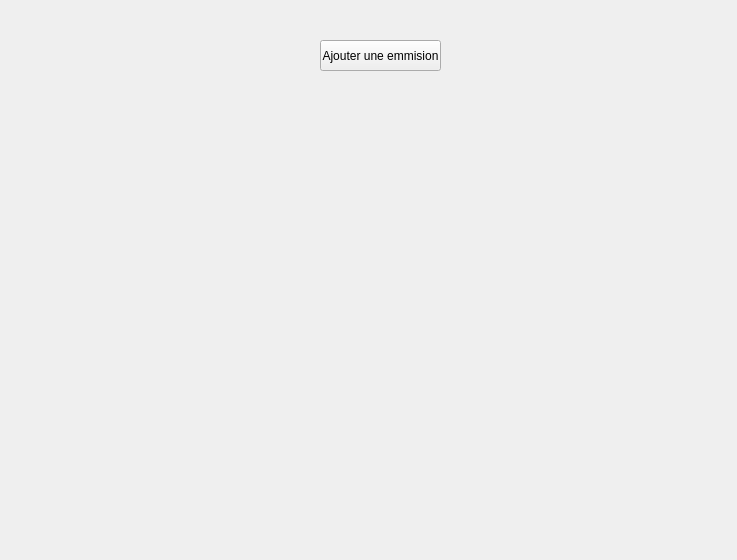
The window that emission.ui (HyperDarkmoon/TVEmpire) describes before a commit, drawn with Qt 5.
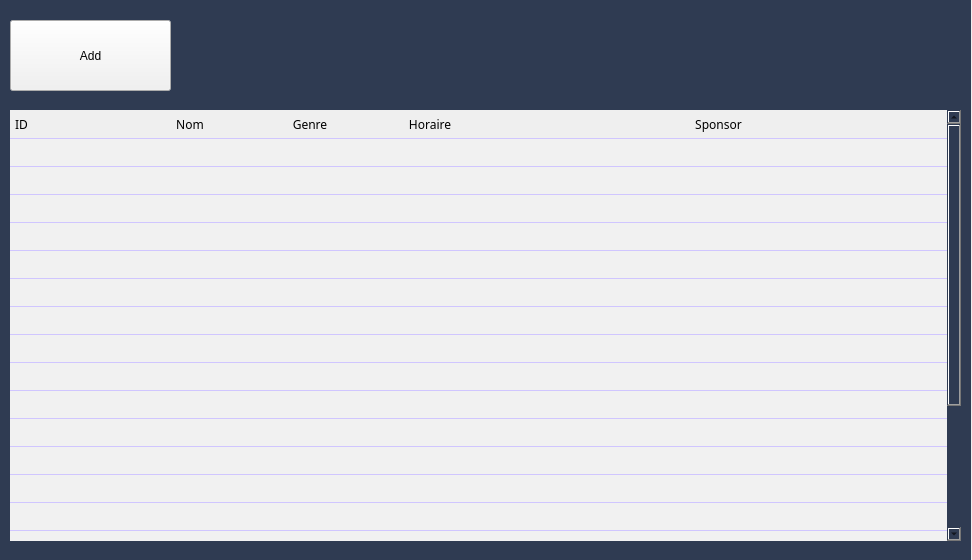
The same window after the commit. Icons and pictures are not drawn.

```diff
--- a/emission.ui
+++ b/emission.ui
@@ -6,25 +6,898 @@
    <rect>
     <x>0</x>
     <y>0</y>
-    <width>737</width>
+    <width>972</width>
     <height>560</height>
    </rect>
   </property>
   <property name="windowTitle">
    <string>Form</string>
   </property>
-  <widget class="QPushButton" name="pushButton">
+  <property name="styleSheet">
+   <string notr="true">#info_frame {
+	background-color: #fff;
+	border: none;
+	border-radius: 5px;
+}
+
+#info_frame QLabel,
+#info_frame QLineEdit,
+#info_frame QComboBox,
+#function_frame QPushButton,
+QHeaderView::section
+ {
+	font-family: Segoe UI Semibold;
+	font-size: 12px;
+}
+
+#info_frame QLineEdit,
+#info_frame QComboBox {
+	padding: 4px 5px;
+	border: 1px solid #838383;
+	border-radius: 2px;
+}
+
+#info_frame QLineEdit:focus,
+#info_frame QComboBox:focus
+ {
+	border-color: #0055ff;
+}
+
+QComboBox::drop-down { 
+	background: transparent; 
+	border: none;
+	margin-right: 5px;
+} 
+
+QComboBox::down-arrow {
+	image: url(:/icons/icons/expand_more.svg);
+}
+
+#result_frame {
+	border-radius: 5px;
+	background-color: #fff;
+}
+
+QHeaderView::section{
+	border: none;
+	border-bottom:1px solid #d0c6ff;
+	text-align:left;
+	padding: 3px 5px;
+}
+
+QTableWidget::Item{
+	border-bottom:1px solid #d0c6ff;
+	color: black;
+	padding-left: 3px;
+}
+
+#function_frame QPushButton {
+	font-size: 14px;
+	padding: 5px 10px;
+	border: 2px solid #f0f0f0;
+	border-radius: 5px;
+	background-color: #84e8f7;
+}
+
+#function_frame QPushButton:hover {
+	border-color: #4c96f7;
+	font-size: 15px;
+}
+
+#function_frame #delete_btn {
+	background-color: #ff8183;
+}
+
+#function_frame #delete_btn:hover {
+	border-color: #dc0004;
+}
+
+
+
+
+</string>
+  </property>
+  <widget class="QWidget" name="employeeContainer" native="true">
    <property name="geometry">
     <rect>
-     <x>320</x>
-     <y>40</y>
-     <width>121</width>
-     <height>31</height>
+     <x>0</x>
+     <y>0</y>
+     <width>971</width>
+     <height>561</height>
     </rect>
    </property>
-   <property name="text">
-    <string>Ajouter une emmision</string>
+   <property name="autoFillBackground">
+    <bool>false</bool>
    </property>
+   <property name="styleSheet">
+    <string notr="true">
+	background:#2F3B52;
+</string>
+   </property>
+   <widget class="QTableWidget" name="tableWidget_2">
+    <property name="geometry">
+     <rect>
+      <x>10</x>
+      <y>110</y>
+      <width>951</width>
+      <height>431</height>
+     </rect>
+    </property>
+    <property name="palette">
+     <palette>
+      <active>
+       <colorrole role="Button">
+        <brush brushstyle="SolidPattern">
+         <color alpha="255">
+          <red>241</red>
+          <green>241</green>
+          <blue>241</blue>
+         </color>
+        </brush>
+       </colorrole>
+       <colorrole role="Base">
+        <brush brushstyle="SolidPattern">
+         <color alpha="255">
+          <red>241</red>
+          <green>241</green>
+          <blue>241</blue>
+         </color>
+        </brush>
+       </colorrole>
+       <colorrole role="Window">
+        <brush brushstyle="SolidPattern">
+         <color alpha="255">
+          <red>241</red>
+          <green>241</green>
+          <blue>241</blue>
+         </color>
+        </brush>
+       </colorrole>
+      </active>
+      <inactive>
+       <colorrole role="Button">
+        <brush brushstyle="SolidPattern">
+         <color alpha="255">
+          <red>241</red>
+          <green>241</green>
+          <blue>241</blue>
+         </color>
+        </brush>
+       </colorrole>
+       <colorrole role="Base">
+        <brush brushstyle="SolidPattern">
+         <color alpha="255">
+          <red>241</red>
+          <green>241</green>
+          <blue>241</blue>
+         </color>
+        </brush>
+       </colorrole>
+       <colorrole role="Window">
+        <brush brushstyle="SolidPattern">
+         <color alpha="255">
+          <red>241</red>
+          <green>241</green>
+          <blue>241</blue>
+         </color>
+        </brush>
+       </colorrole>
+      </inactive>
+      <disabled>
+       <colorrole role="Button">
+        <brush brushstyle="SolidPattern">
+         <color alpha="255">
+          <red>241</red>
+          <green>241</green>
+          <blue>241</blue>
+         </color>
+        </brush>
+       </colorrole>
+       <colorrole role="Base">
+        <brush brushstyle="SolidPattern">
+         <color alpha="255">
+          <red>241</red>
+          <green>241</green>
+          <blue>241</blue>
+         </color>
+        </brush>
+       </colorrole>
+       <colorrole role="Window">
+        <brush brushstyle="SolidPattern">
+         <color alpha="255">
+          <red>241</red>
+          <green>241</green>
+          <blue>241</blue>
+         </color>
+        </brush>
+       </colorrole>
+      </disabled>
+     </palette>
+    </property>
+    <property name="font">
+     <font>
+      <family>Arial</family>
+      <pointsize>10</pointsize>
+     </font>
+    </property>
+    <property name="focusPolicy">
+     <enum>Qt::NoFocus</enum>
+    </property>
+    <property name="autoFillBackground">
+     <bool>true</bool>
+    </property>
+    <property name="styleSheet">
+     <string notr="true">background:#F1F1F1;
+</string>
+    </property>
+    <property name="frameShape">
+     <enum>QFrame::NoFrame</enum>
+    </property>
+    <property name="selectionMode">
+     <enum>QAbstractItemView::ExtendedSelection</enum>
+    </property>
+    <property name="selectionBehavior">
+     <enum>QAbstractItemView::SelectRows</enum>
+    </property>
+    <property name="showGrid">
+     <bool>false</bool>
+    </property>
+    <property name="gridStyle">
+     <enum>Qt::NoPen</enum>
+    </property>
+    <property name="sortingEnabled">
+     <bool>true</bool>
+    </property>
+    <property name="wordWrap">
+     <bool>true</bool>
+    </property>
+    <property name="cornerButtonEnabled">
+     <bool>false</bool>
+    </property>
+    <property name="rowCount">
+     <number>20</number>
+    </property>
+    <attribute name="horizontalHeaderCascadingSectionResizes">
+     <bool>false</bool>
+    </attribute>
+    <attribute name="horizontalHeaderMinimumSectionSize">
+     <number>50</number>
+    </attribute>
+    <attribute name="horizontalHeaderDefaultSectionSize">
+     <number>120</number>
+    </attribute>
+    <attribute name="horizontalHeaderStretchLastSection">
+     <bool>true</bool>
+    </attribute>
+    <attribute name="verticalHeaderVisible">
+     <bool>false</bool>
+    </attribute>
+    <attribute name="verticalHeaderCascadingSectionResizes">
+     <bool>false</bool>
+    </attribute>
+    <attribute name="verticalHeaderDefaultSectionSize">
+     <number>28</number>
+    </attribute>
+    <attribute name="verticalHeaderHighlightSections">
+     <bool>false</bool>
+    </attribute>
+    <attribute name="verticalHeaderShowSortIndicator" stdset="0">
+     <bool>true</bool>
+    </attribute>
+    <attribute name="verticalHeaderStretchLastSection">
+     <bool>false</bool>
+    </attribute>
+    <row>
+     <property name="text">
+      <string>New Row</string>
+     </property>
+    </row>
+    <row>
+     <property name="text">
+      <string>New Row</string>
+     </property>
+    </row>
+    <row>
+     <property name="text">
+      <string>New Row</string>
+     </property>
+    </row>
+    <row>
+     <property name="text">
+      <string>New Row</string>
+     </property>
+    </row>
+    <row>
+     <property name="text">
+      <string>New Row</string>
+     </property>
+    </row>
+    <row>
+     <property name="text">
+      <string>New Row</string>
+     </property>
+    </row>
+    <row>
+     <property name="text">
+      <string>New Row</string>
+     </property>
+    </row>
+    <row>
+     <property name="text">
+      <string>New Row</string>
+     </property>
+    </row>
+    <row>
+     <property name="text">
+      <string>New Row</string>
+     </property>
+    </row>
+    <row>
+     <property name="text">
+      <string>New Row</string>
+     </property>
+    </row>
+    <row>
+     <property name="text">
+      <string>New Row</string>
+     </property>
+    </row>
+    <row>
+     <property name="text">
+      <string>New Row</string>
+     </property>
+    </row>
+    <row>
+     <property name="text">
+      <string>New Row</string>
+     </property>
+    </row>
+    <row>
+     <property name="text">
+      <string>New Row</string>
+     </property>
+    </row>
+    <row>
+     <property name="text">
+      <string>New Row</string>
+     </property>
+    </row>
+    <row>
+     <property name="text">
+      <string>New Row</string>
+     </property>
+    </row>
+    <row>
+     <property name="text">
+      <string>New Row</string>
+     </property>
+    </row>
+    <row>
+     <property name="text">
+      <string>New Row</string>
+     </property>
+    </row>
+    <row>
+     <property name="text">
+      <string>New Row</string>
+     </property>
+    </row>
+    <row>
+     <property name="text">
+      <string>2</string>
+     </property>
+    </row>
+    <column>
+     <property name="text">
+      <string>ID</string>
+     </property>
+     <property name="font">
+      <font>
+       <family>黑体</family>
+       <pointsize>10</pointsize>
+      </font>
+     </property>
+     <property name="textAlignment">
+      <set>AlignLeading|AlignVCenter</set>
+     </property>
+    </column>
+    <column>
+     <property name="text">
+      <string>Nom</string>
+     </property>
+    </column>
+    <column>
+     <property name="text">
+      <string>Genre</string>
+     </property>
+    </column>
+    <column>
+     <property name="text">
+      <string>Horaire</string>
+     </property>
+    </column>
+    <column>
+     <property name="text">
+      <string>Sponsor</string>
+     </property>
+    </column>
+    <item row="19" column="0">
+     <property name="text">
+      <string/>
+     </property>
+    </item>
+   </widget>
+   <widget class="QPushButton" name="add_btn_2">
+    <property name="geometry">
+     <rect>
+      <x>10</x>
+      <y>20</y>
+      <width>161</width>
+      <height>71</height>
+     </rect>
+    </property>
+    <property name="palette">
+     <palette>
+      <active>
+       <colorrole role="WindowText">
+        <brush brushstyle="SolidPattern">
+         <color alpha="255">
+          <red>0</red>
+          <green>0</green>
+          <blue>0</blue>
+         </color>
+        </brush>
+       </colorrole>
+       <colorrole role="Button">
+        <brush brushstyle="SolidPattern">
+         <color alpha="255">
+          <red>255</red>
+          <green>255</green>
+          <blue>255</blue>
+         </color>
+        </brush>
+       </colorrole>
+       <colorrole role="Light">
+        <brush brushstyle="SolidPattern">
+         <color alpha="255">
+          <red>255</red>
+          <green>255</green>
+          <blue>255</blue>
+         </color>
+        </brush>
+       </colorrole>
+       <colorrole role="Midlight">
+        <brush brushstyle="SolidPattern">
+         <color alpha="255">
+          <red>255</red>
+          <green>255</green>
+          <blue>255</blue>
+         </color>
+        </brush>
+       </colorrole>
+       <colorrole role="Dark">
+        <brush brushstyle="SolidPattern">
+         <color alpha="255">
+          <red>127</red>
+          <green>127</green>
+          <blue>127</blue>
+         </color>
+        </brush>
+       </colorrole>
+       <colorrole role="Mid">
+        <brush brushstyle="SolidPattern">
+         <color alpha="255">
+          <red>170</red>
+          <green>170</green>
+          <blue>170</blue>
+         </color>
+        </brush>
+       </colorrole>
+       <colorrole role="Text">
+        <brush brushstyle="SolidPattern">
+         <color alpha="255">
+          <red>0</red>
+          <green>0</green>
+          <blue>0</blue>
+         </color>
+        </brush>
+       </colorrole>
+       <colorrole role="BrightText">
+        <brush brushstyle="SolidPattern">
+         <color alpha="255">
+          <red>255</red>
+          <green>255</green>
+          <blue>255</blue>
+         </color>
+        </brush>
+       </colorrole>
+       <colorrole role="ButtonText">
+        <brush brushstyle="SolidPattern">
+         <color alpha="255">
+          <red>0</red>
+          <green>0</green>
+          <blue>0</blue>
+         </color>
+        </brush>
+       </colorrole>
+       <colorrole role="Base">
+        <brush brushstyle="SolidPattern">
+         <color alpha="255">
+          <red>255</red>
+          <green>255</green>
+          <blue>255</blue>
+         </color>
+        </brush>
+       </colorrole>
+       <colorrole role="Window">
+        <brush brushstyle="SolidPattern">
+         <color alpha="255">
+          <red>255</red>
+          <green>255</green>
+          <blue>255</blue>
+         </color>
+        </brush>
+       </colorrole>
+       <colorrole role="Shadow">
+        <brush brushstyle="SolidPattern">
+         <color alpha="255">
+          <red>0</red>
+          <green>0</green>
+          <blue>0</blue>
+         </color>
+        </brush>
+       </colorrole>
+       <colorrole role="AlternateBase">
+        <brush brushstyle="SolidPattern">
+         <color alpha="255">
+          <red>255</red>
+          <green>255</green>
+          <blue>255</blue>
+         </color>
+        </brush>
+       </colorrole>
+       <colorrole role="ToolTipBase">
+        <brush brushstyle="SolidPattern">
+         <color alpha="255">
+          <red>255</red>
+          <green>255</green>
+          <blue>220</blue>
+         </color>
+        </brush>
+       </colorrole>
+       <colorrole role="ToolTipText">
+        <brush brushstyle="SolidPattern">
+         <color alpha="255">
+          <red>0</red>
+          <green>0</green>
+          <blue>0</blue>
+         </color>
+        </brush>
+       </colorrole>
+       <colorrole role="PlaceholderText">
+        <brush brushstyle="SolidPattern">
+         <color alpha="128">
+          <red>0</red>
+          <green>0</green>
+          <blue>0</blue>
+         </color>
+        </brush>
+       </colorrole>
+      </active>
+      <inactive>
+       <colorrole role="WindowText">
+        <brush brushstyle="SolidPattern">
+         <color alpha="255">
+          <red>0</red>
+          <green>0</green>
+          <blue>0</blue>
+         </color>
+        </brush>
+       </colorrole>
+       <colorrole role="Button">
+        <brush brushstyle="SolidPattern">
+         <color alpha="255">
+          <red>255</red>
+          <green>255</green>
+          <blue>255</blue>
+         </color>
+        </brush>
+       </colorrole>
+       <colorrole role="Light">
+        <brush brushstyle="SolidPattern">
+         <color alpha="255">
+          <red>255</red>
+          <green>255</green>
+          <blue>255</blue>
+         </color>
+        </brush>
+       </colorrole>
+       <colorrole role="Midlight">
+        <brush brushstyle="SolidPattern">
+         <color alpha="255">
+          <red>255</red>
+          <green>255</green>
+          <blue>255</blue>
+         </color>
+        </brush>
+       </colorrole>
+       <colorrole role="Dark">
+        <brush brushstyle="SolidPattern">
+         <color alpha="255">
+          <red>127</red>
+          <green>127</green>
+          <blue>127</blue>
+         </color>
+        </brush>
+       </colorrole>
+       <colorrole role="Mid">
+        <brush brushstyle="SolidPattern">
+         <color alpha="255">
+          <red>170</red>
+          <green>170</green>
+          <blue>170</blue>
+         </color>
+        </brush>
+       </colorrole>
+       <colorrole role="Text">
+        <brush brushstyle="SolidPattern">
+         <color alpha="255">
+          <red>0</red>
+          <green>0</green>
+          <blue>0</blue>
+         </color>
+        </brush>
+       </colorrole>
+       <colorrole role="BrightText">
+        <brush brushstyle="SolidPattern">
+         <color alpha="255">
+          <red>255</red>
+          <green>255</green>
+          <blue>255</blue>
+         </color>
+        </brush>
+       </colorrole>
+       <colorrole role="ButtonText">
+        <brush brushstyle="SolidPattern">
+         <color alpha="255">
+          <red>0</red>
+          <green>0</green>
+          <blue>0</blue>
+         </color>
+        </brush>
+       </colorrole>
+       <colorrole role="Base">
+        <brush brushstyle="SolidPattern">
+         <color alpha="255">
+          <red>255</red>
+          <green>255</green>
+          <blue>255</blue>
+         </color>
+        </brush>
+       </colorrole>
+       <colorrole role="Window">
+        <brush brushstyle="SolidPattern">
+         <color alpha="255">
+          <red>255</red>
+          <green>255</green>
+          <blue>255</blue>
+         </color>
+        </brush>
+       </colorrole>
+       <colorrole role="Shadow">
+        <brush brushstyle="SolidPattern">
+         <color alpha="255">
+          <red>0</red>
+          <green>0</green>
+          <blue>0</blue>
+         </color>
+        </brush>
+       </colorrole>
+       <colorrole role="AlternateBase">
+        <brush brushstyle="SolidPattern">
+         <color alpha="255">
+          <red>255</red>
+          <green>255</green>
+          <blue>255</blue>
+         </color>
+        </brush>
+       </colorrole>
+       <colorrole role="ToolTipBase">
+        <brush brushstyle="SolidPattern">
+         <color alpha="255">
+          <red>255</red>
+          <green>255</green>
+          <blue>220</blue>
+         </color>
+        </brush>
+       </colorrole>
+       <colorrole role="ToolTipText">
+        <brush brushstyle="SolidPattern">
+         <color alpha="255">
+          <red>0</red>
+          <green>0</green>
+          <blue>0</blue>
+         </color>
+        </brush>
+       </colorrole>
+       <colorrole role="PlaceholderText">
+        <brush brushstyle="SolidPattern">
+         <color alpha="128">
+          <red>0</red>
+          <green>0</green>
+          <blue>0</blue>
+         </color>
+        </brush>
+       </colorrole>
+      </inactive>
+      <disabled>
+       <colorrole role="WindowText">
+        <brush brushstyle="SolidPattern">
+         <color alpha="255">
+          <red>127</red>
+          <green>127</green>
+          <blue>127</blue>
+         </color>
+        </brush>
+       </colorrole>
+       <colorrole role="Button">
+        <brush brushstyle="SolidPattern">
+         <color alpha="255">
+          <red>255</red>
+          <green>255</green>
+          <blue>255</blue>
+         </color>
+        </brush>
+       </colorrole>
+       <colorrole role="Light">
+        <brush brushstyle="SolidPattern">
+         <color alpha="255">
+          <red>255</red>
+          <green>255</green>
+          <blue>255</blue>
+         </color>
+        </brush>
+       </colorrole>
+       <colorrole role="Midlight">
+        <brush brushstyle="SolidPattern">
+         <color alpha="255">
+          <red>255</red>
+          <green>255</green>
+          <blue>255</blue>
+         </color>
+        </brush>
+       </colorrole>
+       <colorrole role="Dark">
+        <brush brushstyle="SolidPattern">
+         <color alpha="255">
+          <red>127</red>
+          <green>127</green>
+          <blue>127</blue>
+         </color>
+        </brush>
+       </colorrole>
+       <colorrole role="Mid">
+        <brush brushstyle="SolidPattern">
+         <color alpha="255">
+          <red>170</red>
+          <green>170</green>
+          <blue>170</blue>
+         </color>
+        </brush>
+       </colorrole>
+       <colorrole role="Text">
+        <brush brushstyle="SolidPattern">
+         <color alpha="255">
+          <red>127</red>
+          <green>127</green>
+          <blue>127</blue>
+         </color>
+        </brush>
+       </colorrole>
+       <colorrole role="BrightText">
+        <brush brushstyle="SolidPattern">
+         <color alpha="255">
+          <red>255</red>
+          <green>255</green>
+          <blue>255</blue>
+         </color>
+        </brush>
+       </colorrole>
+       <colorrole role="ButtonText">
+        <brush brushstyle="SolidPattern">
+         <color alpha="255">
+          <red>127</red>
+          <green>127</green>
+          <blue>127</blue>
+         </color>
+        </brush>
+       </colorrole>
+       <colorrole role="Base">
+        <brush brushstyle="SolidPattern">
+         <color alpha="255">
+          <red>255</red>
+          <green>255</green>
+          <blue>255</blue>
+         </color>
+        </brush>
+       </colorrole>
+       <colorrole role="Window">
+        <brush brushstyle="SolidPattern">
+         <color alpha="255">
+          <red>255</red>
+          <green>255</green>
+          <blue>255</blue>
+         </color>
+        </brush>
+       </colorrole>
+       <colorrole role="Shadow">
+        <brush brushstyle="SolidPattern">
+         <color alpha="255">
+          <red>0</red>
+          <green>0</green>
+          <blue>0</blue>
+         </color>
+        </brush>
+       </colorrole>
+       <colorrole role="AlternateBase">
+        <brush brushstyle="SolidPattern">
+         <color alpha="255">
+          <red>255</red>
+          <green>255</green>
+          <blue>255</blue>
+         </color>
+        </brush>
+       </colorrole>
+       <colorrole role="ToolTipBase">
+        <brush brushstyle="SolidPattern">
+         <color alpha="255">
+          <red>255</red>
+          <green>255</green>
+          <blue>220</blue>
+         </color>
+        </brush>
+       </colorrole>
+       <colorrole role="ToolTipText">
+        <brush brushstyle="SolidPattern">
+         <color alpha="255">
+          <red>0</red>
+          <green>0</green>
+          <blue>0</blue>
+         </color>
+        </brush>
+       </colorrole>
+       <colorrole role="PlaceholderText">
+        <brush brushstyle="SolidPattern">
+         <color alpha="128">
+          <red>0</red>
+          <green>0</green>
+          <blue>0</blue>
+         </color>
+        </brush>
+       </colorrole>
+      </disabled>
+     </palette>
+    </property>
+    <property name="autoFillBackground">
+     <bool>false</bool>
+    </property>
+    <property name="styleSheet">
+     <string notr="true">background : #F1F1F1;</string>
+    </property>
+    <property name="text">
+     <string>Add</string>
+    </property>
+    <property name="icon">
+     <iconset>
+      <normaloff>../../../Desktop/#017_Students information system/icons/add.svg</normaloff>../../../Desktop/#017_Students information system/icons/add.svg</iconset>
+    </property>
+    <property name="iconSize">
+     <size>
+      <width>20</width>
+      <height>20</height>
+     </size>
+    </property>
+   </widget>
   </widget>
  </widget>
  <resources/>
```
